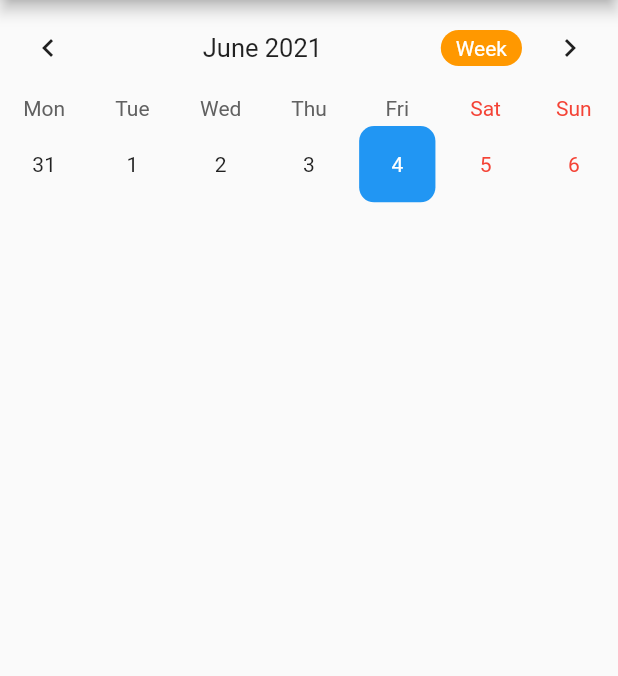
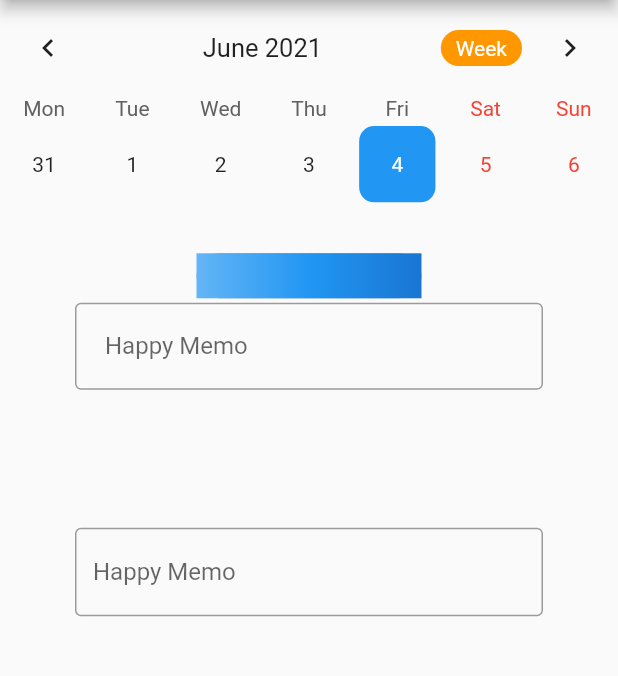
Before and after one commit to kouyoumikan/calender_test, a Flutter app: the screen it shows after launch, on a phone screen of 412 x 824 dp, the part 84-760 px from its top. Run offline on Flutter 3.47's test engine with Material 2 defaults, Android fonts, the phone set to English and light mode, and no system bars; drawn by our look-alikes of table_calendar.

Commit message:
メモ用のテキストボックスを追加

```diff
--- a/lib/main.dart
+++ b/lib/main.dart
@@ -24,6 +24,25 @@ class HomePage extends StatefulWidget {
 class _HomePageState extends State<HomePage> {
   CalendarController _controller;
 
+  File _image;
+  final picker = ImagePicker();
+
+  Future getImageFromCamera() async {
+    final pickedFile = await picker.getImage(source: ImageSource.camera);
+
+    setState(() {
+      _image = File(pickedFile.path);
+    });
+  }
+
+  Future getImageFromGallery() async {
+    final pickedFile = await picker.getImage(source: ImageSource.gallery);
+
+    setState(() {
+      _image = File(pickedFile.path);
+    });
+  }
+
   @override
   void initState() {
     // TODO: implement initState
@@ -39,7 +58,8 @@ class _HomePageState extends State<HomePage> {
       ),
       body: SingleChildScrollView(
         child: Column(
-          crossAxisAlignment: CrossAxisAlignment.start,
+          //crossAxisAlignment: CrossAxisAlignment.start,
+          mainAxisAlignment: MainAxisAlignment.center,
           children: <Widget>[
             TableCalendar(
               initialCalendarFormat: CalendarFormat.week,
@@ -86,9 +106,122 @@ class _HomePageState extends State<HomePage> {
                     )),
               ),
               calendarController: _controller,
-            )
+            ),
+
+            // MEMO用のテキストボックス1
+        Container(
+          padding: EdgeInsets.symmetric(horizontal: 50, vertical: 30),
+          child: Column(
+            crossAxisAlignment: CrossAxisAlignment.center,
+
+            children: [
+              SizedBox(
+                width: 150.0,
+                height: 30.0,
+                child: RaisedButton(
+                  //onPressed: () {},
+                  textColor: Colors.white,
+                  padding: const EdgeInsets.all(0.0),
+                  shape: StadiumBorder(), // 両サイド丸のボタン
+                  child: Container(
+                    decoration: BoxDecoration(
+                      gradient: LinearGradient( // グラデーションのボタン
+                        colors: <Color>[
+                          Colors.blue.shade300,
+                          Colors.blue.shade500,
+                          Colors.blue.shade700,
+                        ],
+                      ),
+                    ),
+                    padding: const EdgeInsets.fromLTRB(20.0, 10.0, 200.0, 10.0),
+                    child: const Text('Raised Button'),
+                  ),
+//                  child: const Text('入力データのある日付'),
+//                  color: Colors.orange,
+//                  textColor: Colors.white,
+//                  shape: StadiumBorder(), // 両サイド丸のボタン
+                ),
+              ),
+
+              SizedBox(
+                height: 3.0,
+              ),
+
+              SizedBox(
+                width: 400.0,
+                height: 150.0,
+                child: TextField(
+                  // テキストを複数行入力できるようにする
+                  keyboardType: TextInputType.multiline, // キーボードのエンターキーで改行
+                  //maxLines: null, // maxLinesはnullを指定すると、どこまででも改行(自動折り返し)
+                  maxLines: 5, // maxLinesは入力可能な最大行数を指定
+                  minLines: 2, // minLinesは入力可能な最小行数を指定
+                  decoration: InputDecoration(
+                    // TextFieldの内側のPaddingを変更する方法
+                    //contentPadding: const EdgeInsets.symmetric(vertical: 40.0),
+                    contentPadding: new EdgeInsets.fromLTRB(20.0, 10.0, 50.0, 10.0),
+                    border: OutlineInputBorder(),
+                    labelText: 'Happy Memo',
+                    hintText: 'Memo',
+                  ),
+                  autofocus: false,
+                ),
+              ),
+
+            // MEMO用のテキストボックス2
+            Container(
+                width: 350,
+                height: 300,
+                child: TextField(
+                  decoration: InputDecoration(
+                    border: OutlineInputBorder(),
+                    labelText: 'Happy Memo',
+                    hintText: 'Memo',
+                  ),
+                  autofocus: false,
+                ),
+            ),
+
+//              Center(
+//                child: Column(
+//                  crossAxisAlignment: CrossAxisAlignment.center,
+//                  children: [
+//                    Padding(
+//                      padding: const EdgeInsets.all(8.0),
+//                      child: Container(
+//                          width: 300,
+//                          child: _image == null
+//                              ? Text('No image selected.')
+//                              : Image.file(_image)),
+//                    ),
+//                    Row(
+//                      mainAxisAlignment: MainAxisAlignment.spaceAround,
+//                      children: [
+//                        FloatingActionButton(
+//                          onPressed: getImageFromCamera,
+//                          tooltip: 'Pick Image From Camera',
+//                          child: Icon(Icons.add_a_photo),
+//                        ),
+//                        FloatingActionButton(
+//                          onPressed: getImageFromGallery,
+//                          tooltip: 'Pick Image From Gallery',
+//                          child: Icon(Icons.photo_library),
+//                        ),
+//                      ],
+//                    )
+//                  ],
+//                ),
+//              ),
+
           ],
         ),
+      ),
+
+
+    ],
+        ),
+
+
       ),
     );
   }
--- a/pubspec.yaml
+++ b/pubspec.yaml
@@ -29,6 +29,8 @@ dependencies:
   # Use with the CupertinoIcons class for iOS style icons.
   cupertino_icons: ^0.1.3
   table_calendar: ^2.0.1
+  # group_list_view: ^1.0.6
+  #auto_size_text: ^2.1.0
 
 dev_dependencies:
   flutter_test:
```
